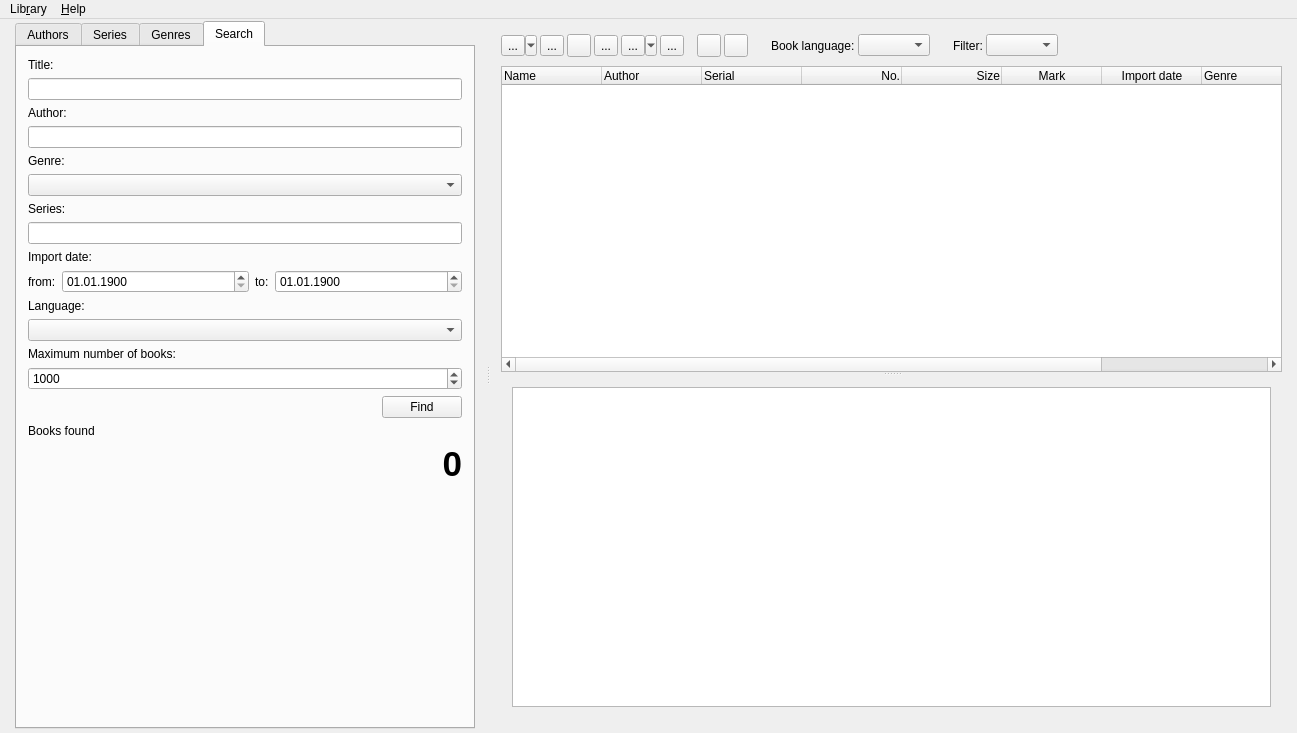
First picture: the form in src/mainwindow.ui, repository petrovvlad/freeLib, before the edit.
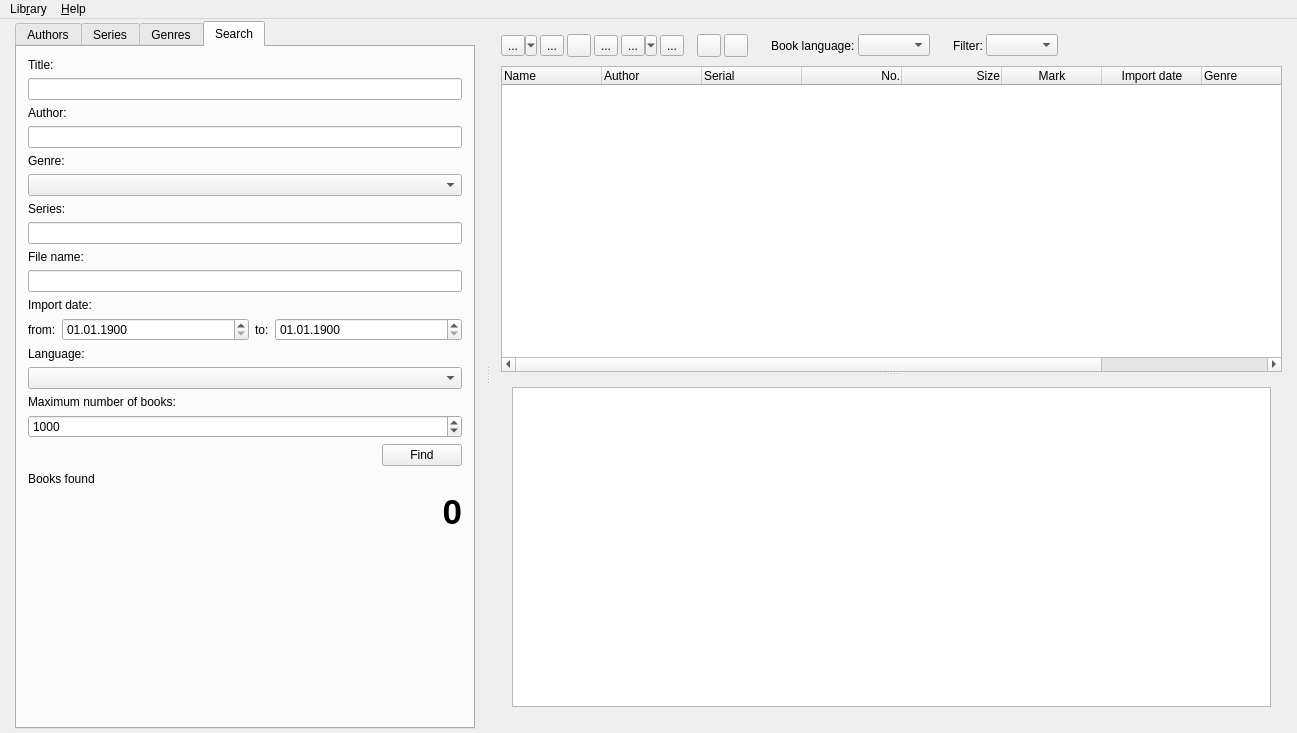
Second picture: the form after the edit. The open tabs and pages were chosen to show the change. Icons and pictures are not drawn.

The edit to the form file:
```diff
--- a/src/mainwindow.ui
+++ b/src/mainwindow.ui
@@ -287,6 +287,16 @@
                <item>
                 <widget class="QLineEdit" name="s_seria"/>
                </item>
+               <item>
+                <widget class="QLabel" name="label">
+                 <property name="text">
+                  <string>File name:</string>
+                 </property>
+                </widget>
+               </item>
+               <item>
+                <widget class="QLineEdit" name="s_FileName"/>
+               </item>
                <item>
                 <widget class="QLabel" name="label_6">
                  <property name="text">
```
